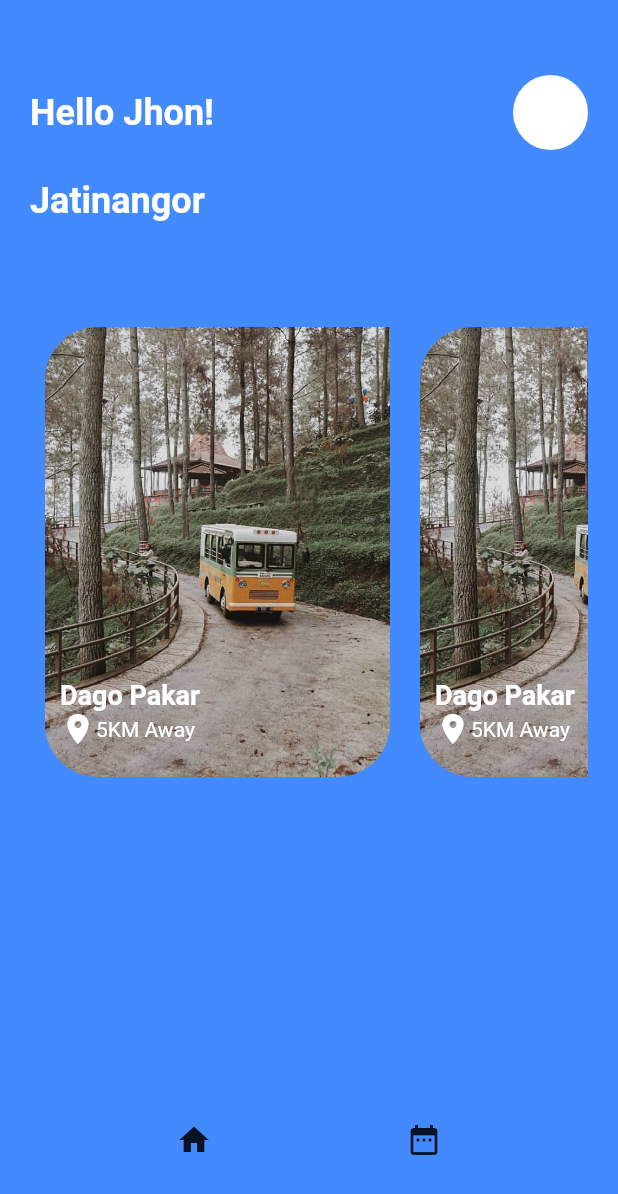
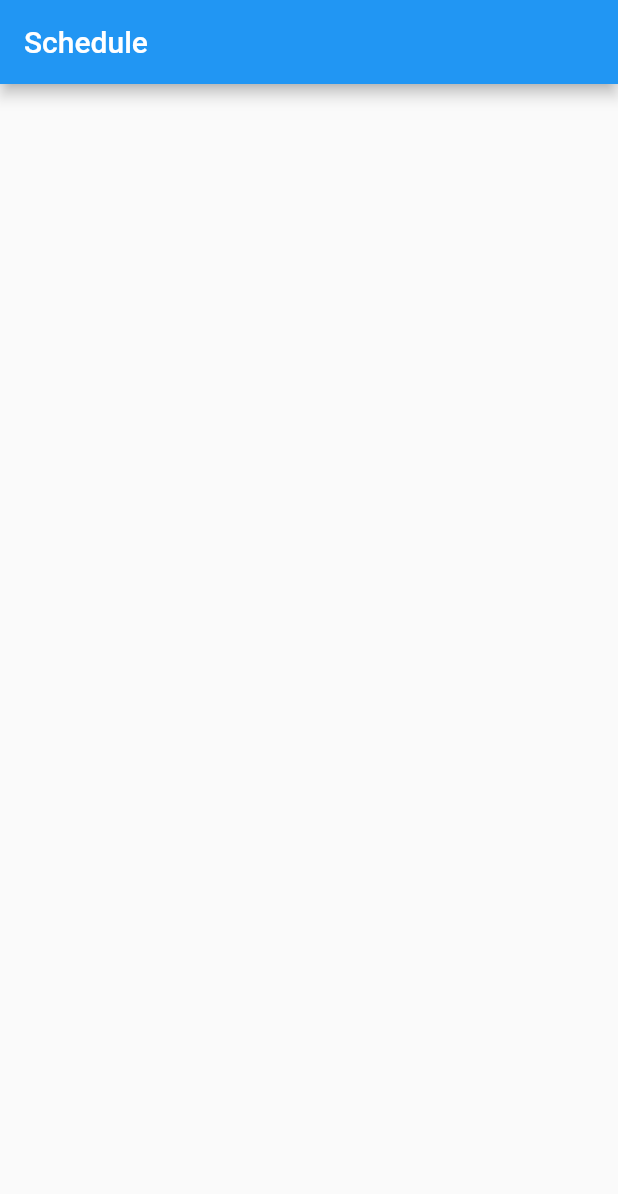
Before and after one commit to herizaladk/malala, a Flutter app: the Home screen opened directly, after a tap on the "date range" icon, on a phone screen of 412 x 824 dp. Shown: the top 1194 px of the screen. Run offline on Flutter 3.47's test engine with Material 2 defaults, Android fonts, the phone set to English and light mode, and no system bars; our stand-ins replace firebase_auth; accounts and stored records are empty; network calls fail.

Commit message:
Dynamic Image in Container Fixed

```diff
--- a/lib/home.dart
+++ b/lib/home.dart
@@ -1,10 +1,11 @@
 import 'package:flutter/material.dart';
 import 'package:firebase_auth/firebase_auth.dart';
+import 'description.dart';
 import 'package:http/http.dart' as http;
 import 'dart:convert';
 import 'weather.dart' as weather;
 import 'dart:async';
-
+import 'schedule.dart';
 
 class Home extends StatefulWidget {
   const Home({Key key, this.user}) : super(key: key);
@@ -15,7 +16,6 @@ class Home extends StatefulWidget {
 }
 
 class _HomeState extends State<Home> {
-
   void showStuff() async {
     Map data = await getweather(weather.appId, weather.defaultCity);
     print(data.toString());
@@ -40,14 +40,14 @@ class _HomeState extends State<Home> {
                       fontWeight: FontWeight.bold,
                       color: Colors.white),
                 ),
-                Container(
-                  width: 50.0,
-                  height: 50.0,
-                  decoration: BoxDecoration(
-                    shape: BoxShape.circle,
-                    color: Colors.white,
-                  ),
-                )
+                // Container(
+                //   width: 50.0,
+                //   height: 50.0,
+                //   decoration: BoxDecoration(
+                //     shape: BoxShape.circle,
+                //     color: Colors.white,
+                //   ),
+                // )
               ],
             ),
             SizedBox(
@@ -67,23 +67,35 @@ class _HomeState extends State<Home> {
             ),
             new Container(
                 margin: const EdgeInsets.fromLTRB(0.0, 0.0, 0.0, 0.0),
-                child: updateTemp('Cileunyi')
-                ),
+                child: updateTemp('Cileunyi')),
             // Text(
             //   '23C',
             //   style: TextStyle(color: Colors.white, fontSize: 30.0),
             // ),
             SizedBox(height: 50.0),
+            // GestureDetector(
+            // onTap: ()=> Desription(),
+            // child:
             Container(
               height: 400,
               child: ListView(
                 scrollDirection: Axis.horizontal,
                 children: <Widget>[
-                  homeWidget(),
-                  homeWidget(),
-                  homeWidget(),
+                  homeWidget(
+                      url: 'assets/dago.jpg',
+                      name: 'Dago Pakar',
+                      loc: 'Dago Street'),
+                  homeWidget(
+                      url: 'assets/bubu.jpg',
+                      name: 'Bubu Jungle',
+                      loc: 'ABC'),
+                  homeWidget(
+                      url: 'assets/alun.jpg',
+                      name: 'Alun-Alun',
+                      loc: 'AA'),
                 ],
               ),
+              // ),
             ),
           ],
         ),
@@ -94,7 +106,13 @@ class _HomeState extends State<Home> {
           mainAxisAlignment: MainAxisAlignment.spaceEvenly,
           children: <Widget>[
             IconButton(icon: Icon(Icons.home), onPressed: () => showStuff()),
-            IconButton(icon: Icon(Icons.date_range), onPressed: () {}),
+            IconButton(
+                icon: Icon(Icons.date_range),
+                onPressed: () {
+                  Navigator.push(context,
+                      MaterialPageRoute(builder: (context) => Schedule()));
+                }),
+            IconButton(icon: Icon(Icons.settings), onPressed: () {}),
           ],
         ),
       ),
@@ -102,14 +120,19 @@ class _HomeState extends State<Home> {
     // );
   }
 
-  Widget homeWidget() {
+  Widget homeWidget({@required String url, name, loc}) {
     return Container(
       padding: EdgeInsets.all(10.0),
       width: 250.0,
       height: 400.0,
       child: Stack(
         children: <Widget>[
-          Container(
+          GestureDetector(
+            onTap: () {
+              Navigator.push(context,
+                  MaterialPageRoute(builder: (context) => Description()));
+            },
+            child: Container(
               width: 250.0,
               height: 300.0,
               decoration: BoxDecoration(
@@ -118,7 +141,8 @@ class _HomeState extends State<Home> {
                       bottomLeft: Radius.circular(35.0),
                       bottomRight: Radius.circular(35.0)),
                   image: DecorationImage(
-                    image: AssetImage('assets/dago.jpg'), fit: BoxFit.cover)),
+                      image: AssetImage(url), fit: BoxFit.cover)),
+            ),
           ),
           // Positioned(
           //   bottom: 1,
@@ -139,7 +163,7 @@ class _HomeState extends State<Home> {
             child: Column(
               crossAxisAlignment: CrossAxisAlignment.start,
               children: <Widget>[
-                Text('Dago Pakar',
+                Text(name,
                     style: TextStyle(
                       color: Colors.white,
                       fontWeight: FontWeight.bold,
@@ -149,7 +173,7 @@ class _HomeState extends State<Home> {
                   children: <Widget>[
                     Icon(Icons.location_on, color: Colors.white),
                     Text(
-                      '5KM Away',
+                      loc,
                       style: TextStyle(color: Colors.white),
                     )
                   ],
@@ -181,13 +205,14 @@ class _HomeState extends State<Home> {
               child: new Column(
                 children: <Widget>[
                   new ListTile(
-                    title: new Text(content['main']['temp'].toString(),
+                    title: new Text(
+                      content['main']['temp'].toString(),
                       style: new TextStyle(
                           fontStyle: FontStyle.normal,
-                      fontSize:20.0,
-                      color:Colors.white,
-                      fontWeight:FontWeight.w500
-                    ),),
+                          fontSize: 20.0,
+                          color: Colors.white,
+                          fontWeight: FontWeight.w500),
+                    ),
                   )
                 ],
               ),
--- /dev/null
+++ b/lib/schedule.dart
@@ -0,0 +1,23 @@
+import 'package:flutter/material.dart';
+
+class Schedule extends StatefulWidget {
+  Schedule({Key key}) : super(key: key);
+
+  _ScheduleState createState() => _ScheduleState();
+}
+
+class _ScheduleState extends State<Schedule> {
+  @override
+  Widget build(BuildContext context) {
+    return MaterialApp(
+      home: new Scaffold(
+        appBar:AppBar(
+          title:Text('Schedule'
+          ),
+        ),
+
+      )
+
+    );
+  }
+}
--- a/pubspec.yaml
+++ b/pubspec.yaml
@@ -21,12 +21,12 @@ dependencies:
     sdk: flutter
   splashscreen: ^1.2.0
   google_sign_in: ^4.0.1+3
-  # cloud_firestore: ^0.9.13+1
   firebase_auth: ^0.8.4+2
   firebase_core: ^0.3.0  # add dependency for Firebase Core
   http: ^0.11.3+16
   intl: ^0.15.6
   location: ^2.3.5
+  geocoder: ^0.1.2
 
 
   # The following adds the Cupertino Icons font to your application.
```
Also changed, not shown: lib/description.dart (added, +71 -0 lines), lib/weather.dart (+116 -1 lines), pubspec.lock. Lines whose indentation alone changed are shown as unchanged.
